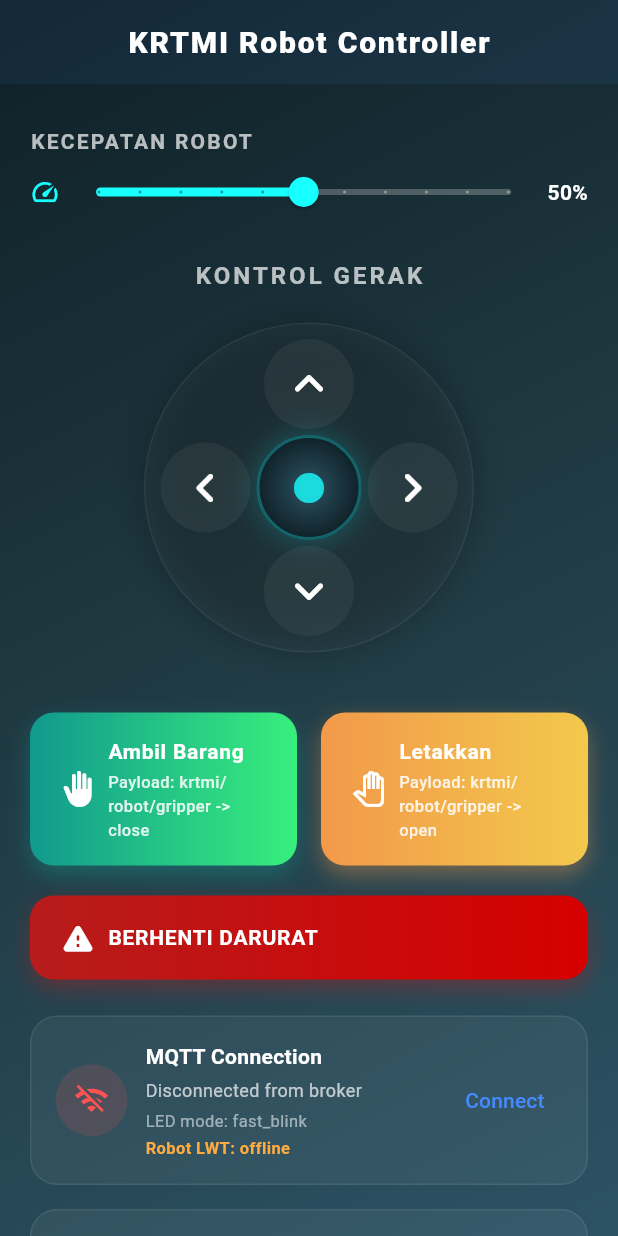
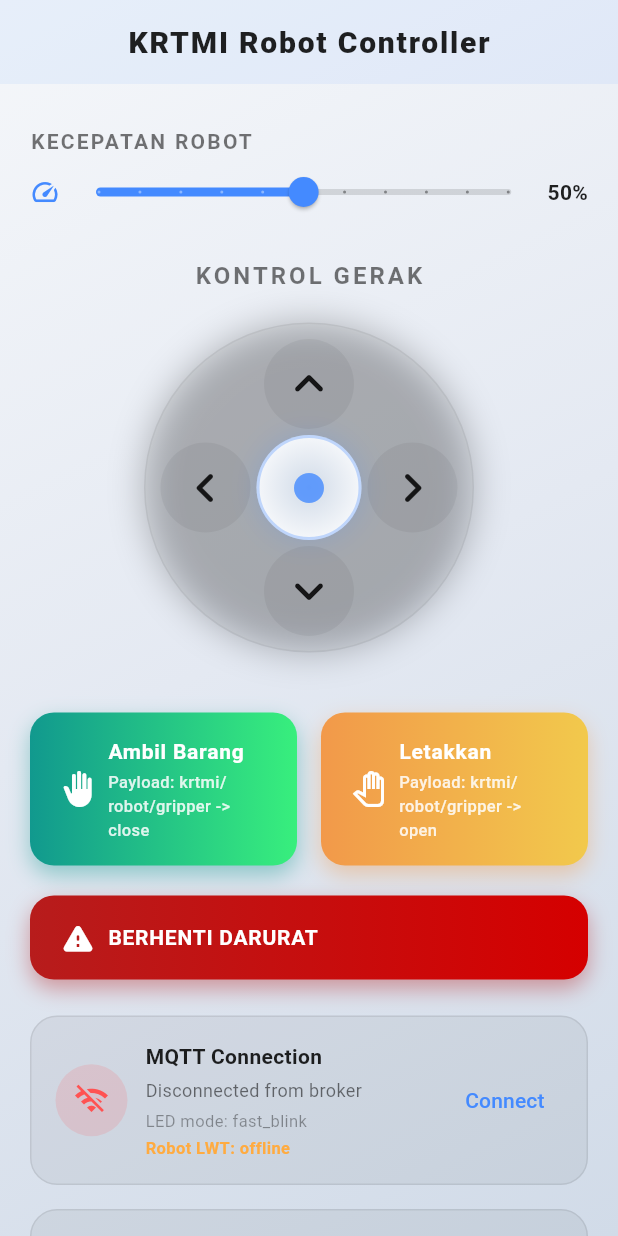
Before and after one commit to nafa13/KRTMI-control, a Flutter app: the screen it shows after launch, scrolled down 576 dp, on a phone screen of 412 x 824 dp. Run offline on Flutter 3.47's test engine with Material 3 defaults, Android fonts, the light colour scheme and no system bars; missing offline and left inert: flutter_mjpeg, mqtt_client.

Commit message:
ganti background

```diff
--- a/lib/main.dart
+++ b/lib/main.dart
@@ -21,12 +21,13 @@ class MyApp extends StatelessWidget {
       title: 'KRTMI Controller',
       debugShowCheckedModeBanner: false,
       theme: ThemeData(
-        brightness: Brightness.dark,
-        primaryColor: Color(0xFF2D2D44),
-        scaffoldBackgroundColor: Color(0xFF1E1E2C),
-        colorScheme: ColorScheme.dark(
+        brightness: Brightness.light,
+        primaryColor: Colors.blueAccent,
+        scaffoldBackgroundColor: Colors.white,
+        colorScheme: ColorScheme.light(
           primary: Colors.blueAccent,
-          secondary: Colors.orange,
+          secondary: Colors.orangeAccent,
+          surface: Colors.white,
         ),
         fontFamily: 'Roboto',
       ),
--- a/lib/mqtt_service.dart
+++ b/lib/mqtt_service.dart
@@ -36,7 +36,7 @@ class MqttService extends ChangeNotifier {
   double? _pendingSpeed;
   Timer? _armBusyTimer;
 
-  final String broker = '10.133.44.216';
+  final String broker = '10.99.235.199';
   final int port = 1883;
 
   List<MqttLogEntry> get logs => List.unmodifiable(_logs);
--- a/lib/screens/home_screen.dart
+++ b/lib/screens/home_screen.dart
@@ -30,7 +30,7 @@ class _HomeScreenState extends State<HomeScreen> {
             fontWeight: FontWeight.w800,
             fontSize: 20,
             letterSpacing: 1.2,
-            color: Colors.white,
+            color: Colors.black87,
           ),
         ),
         centerTitle: true,
@@ -42,9 +42,9 @@ class _HomeScreenState extends State<HomeScreen> {
             begin: Alignment.topLeft,
             end: Alignment.bottomRight,
             colors: [
-              Color(0xFF0F2027),
-              Color(0xFF203A43),
-              Color(0xFF2C5364),
+              Color(0xFFF5F7FA),
+              Color(0xFFE4E9F2),
+              Color(0xFFD1DBE8),
             ],
           ),
         ),
@@ -99,7 +99,7 @@ class _HomeScreenState extends State<HomeScreen> {
                       Text(
                         'KECEPATAN ROBOT',
                         style: TextStyle(
-                          color: Colors.white70,
+                          color: Colors.black54,
                           fontSize: 14,
                           fontWeight: FontWeight.w600,
                           letterSpacing: 1.5,
@@ -107,15 +107,15 @@ class _HomeScreenState extends State<HomeScreen> {
                       ),
                       Row(
                         children: [
-                          Icon(Icons.speed, color: Colors.cyanAccent, size: 20),
+                          Icon(Icons.speed, color: Colors.blueAccent, size: 20),
                           Expanded(
                             child: SliderTheme(
                               data: SliderTheme.of(context).copyWith(
-                                activeTrackColor: Colors.cyanAccent,
-                                inactiveTrackColor: Colors.white24,
-                                thumbColor: Colors.cyanAccent,
+                                activeTrackColor: Colors.blueAccent,
+                                inactiveTrackColor: Colors.black12,
+                                thumbColor: Colors.blueAccent,
                                 overlayColor:
-                                    Colors.cyanAccent.withOpacity(0.2),
+                                    Colors.blueAccent.withOpacity(0.2),
                               ),
                               child: Slider(
                                 value: mqttService.speed.toDouble(),
@@ -131,7 +131,7 @@ class _HomeScreenState extends State<HomeScreen> {
                           ),
                           Text('${mqttService.speed}%',
                               style: TextStyle(
-                                  color: Colors.white,
+                                  color: Colors.black87,
                                   fontWeight: FontWeight.bold)),
                         ],
                       ),
@@ -145,7 +145,7 @@ class _HomeScreenState extends State<HomeScreen> {
                 Text(
                   'KONTROL GERAK',
                   style: TextStyle(
-                    color: Colors.white70,
+                    color: Colors.black54,
                     fontSize: 16,
                     fontWeight: FontWeight.w600,
                     letterSpacing: 2.0,
@@ -236,7 +236,7 @@ class _HomeScreenState extends State<HomeScreen> {
   }
 
   Color _getSensorColor(int distance) {
-    if (distance <= 0) return Colors.cyanAccent; // Default/No data
+    if (distance <= 0) return Colors.blueAccent; // Default/No data
     if (distance < 15) return Colors.redAccent; // Bahaya
     if (distance < 30) return Colors.orangeAccent; // Awas
     return Colors.greenAccent; // Aman
@@ -252,7 +252,7 @@ class _HomeScreenState extends State<HomeScreen> {
         ? Colors.greenAccent
         : isSlowBlink
             ? Colors.orangeAccent
-            : Colors.cyanAccent;
+            : Colors.blueAccent;
 
     final String statusText = isFastBlink
         ? 'FAST BLINK: ESP32 sedang mencari WiFi / MQTT'
@@ -297,7 +297,7 @@ class _HomeScreenState extends State<HomeScreen> {
         borderRadius: BorderRadius.circular(24),
         boxShadow: [
           BoxShadow(
-            color: Colors.cyanAccent.withOpacity(0.15),
+            color: Colors.blueAccent.withOpacity(0.15),
             blurRadius: 20,
             spreadRadius: 2,
             offset: Offset(0, 10),
@@ -311,9 +311,9 @@ class _HomeScreenState extends State<HomeScreen> {
           child: Container(
             padding: EdgeInsets.all(16),
             decoration: BoxDecoration(
-              color: Colors.white.withOpacity(0.05),
+              color: Colors.black87.withOpacity(0.05),
               borderRadius: BorderRadius.circular(24),
-              border: Border.all(color: Colors.white.withOpacity(0.1)),
+              border: Border.all(color: Colors.black87.withOpacity(0.1)),
             ),
             child: Column(
               children: [
@@ -326,8 +326,8 @@ class _HomeScreenState extends State<HomeScreen> {
                     borderRadius: BorderRadius.circular(16),
                     border: Border.all(
                         color: isCameraRunning
-                            ? Colors.cyanAccent.withOpacity(0.5)
-                            : Colors.white24,
+                            ? Colors.blueAccent.withOpacity(0.5)
+                            : Colors.black12,
                         width: 2),
                   ),
                   child: ClipRRect(
@@ -356,13 +356,13 @@ class _HomeScreenState extends State<HomeScreen> {
                               mainAxisAlignment: MainAxisAlignment.center,
                               children: [
                                 Icon(Icons.videocam_off,
-                                    color: Colors.white38, size: 48),
+                                    color: Colors.black26, size: 48),
                                 SizedBox(height: 12),
                                 Text(
                                   'Kamera Tidak Aktif\nTekan tombol Play',
                                   textAlign: TextAlign.center,
                                   style: TextStyle(
-                                      color: Colors.white54, fontSize: 14),
+                                      color: Colors.black38, fontSize: 14),
                                 ),
                               ],
                             ),
@@ -379,21 +379,21 @@ class _HomeScreenState extends State<HomeScreen> {
                         decoration: BoxDecoration(
                           color: Colors.black26,
                           borderRadius: BorderRadius.circular(12),
-                          border: Border.all(color: Colors.white12),
+                          border: Border.all(color: Colors.black12),
                         ),
                         child: TextField(
                           controller: _ipController,
-                          style: TextStyle(color: Colors.white, fontSize: 14),
+                          style: TextStyle(color: Colors.black87, fontSize: 14),
                           decoration: InputDecoration(
                             contentPadding:
                                 EdgeInsets.symmetric(horizontal: 16),
                             hintText: 'Masukkan URL Kamera',
-                            hintStyle: TextStyle(color: Colors.white38),
+                            hintStyle: TextStyle(color: Colors.black26),
                             border: InputBorder.none,
                             icon: Padding(
                               padding: const EdgeInsets.only(left: 12.0),
                               child: Icon(Icons.link,
-                                  color: Colors.cyanAccent, size: 20),
+                                  color: Colors.blueAccent, size: 20),
                             ),
                           ),
                         ),
@@ -415,13 +415,13 @@ class _HomeScreenState extends State<HomeScreen> {
                               ? LinearGradient(
                                   colors: [Colors.redAccent, Colors.deepOrange])
                               : LinearGradient(
-                                  colors: [Colors.cyan, Colors.blueAccent]),
+                                  colors: [Colors.blue, Colors.blueAccent]),
                           borderRadius: BorderRadius.circular(12),
                           boxShadow: [
                             BoxShadow(
                               color: isCameraRunning
                                   ? Colors.redAccent.withOpacity(0.4)
-                                  : Colors.cyan.withOpacity(0.4),
+                                  : Colors.blue.withOpacity(0.4),
                               blurRadius: 10,
                               offset: Offset(0, 4),
                             )
@@ -452,7 +452,7 @@ class _HomeScreenState extends State<HomeScreen> {
     return AnimatedContainer(
       duration: Duration(milliseconds: 300),
       decoration: BoxDecoration(
-        color: Colors.white.withOpacity(0.05),
+        color: Colors.black87.withOpacity(0.05),
         borderRadius: BorderRadius.circular(20),
         border: Border.all(color: iconColor.withOpacity(0.5)),
         boxShadow: [
@@ -483,13 +483,13 @@ class _HomeScreenState extends State<HomeScreen> {
                 SizedBox(height: 16),
                 Text(title,
                     style: TextStyle(
-                        color: Colors.white60,
+                        color: Colors.black45,
                         fontSize: 12,
                         fontWeight: FontWeight.w500)),
                 SizedBox(height: 4),
                 Text(value,
                     style: TextStyle(
-                        color: Colors.white,
+                        color: Colors.black87,
                         fontSize: 20,
                         fontWeight: FontWeight.bold,
                         letterSpacing: 1.0)),
@@ -514,8 +514,8 @@ class _HomeScreenState extends State<HomeScreen> {
           height: 220,
           decoration: BoxDecoration(
             shape: BoxShape.circle,
-            color: Colors.white.withOpacity(0.03),
-            border: Border.all(color: Colors.white.withOpacity(0.05), width: 1),
+            color: Colors.black87.withOpacity(0.03),
+            border: Border.all(color: Colors.black87.withOpacity(0.05), width: 1),
             boxShadow: [
               BoxShadow(color: Colors.black26, blurRadius: 20),
             ],
@@ -530,19 +530,19 @@ class _HomeScreenState extends State<HomeScreen> {
                 decoration: BoxDecoration(
                   shape: BoxShape.circle,
                   gradient: RadialGradient(
-                    colors: [Color(0xFF2C5364), Color(0xFF0F2027)],
+                    colors: [Color(0xFFD1DBE8), Color(0xFFF5F7FA)],
                   ),
                   border: Border.all(
-                      color: Colors.cyanAccent.withOpacity(0.3), width: 2),
+                      color: Colors.blueAccent.withOpacity(0.3), width: 2),
                   boxShadow: [
                     BoxShadow(
-                        color: Colors.cyanAccent.withOpacity(0.2),
+                        color: Colors.blueAccent.withOpacity(0.2),
                         blurRadius: 15,
                         spreadRadius: 1),
                   ],
                 ),
                 child: Icon(Icons.circle,
-                    color: Colors.cyanAccent.withOpacity(0.8), size: 24),
+                    color: Colors.blueAccent.withOpacity(0.8), size: 24),
               ),
               // Arrows
               Positioned(
@@ -589,16 +589,16 @@ class _HomeScreenState extends State<HomeScreen> {
         child: InkWell(
           onTap: () {},
           customBorder: CircleBorder(),
-          splashColor: Colors.cyanAccent.withOpacity(0.3),
-          highlightColor: Colors.cyanAccent.withOpacity(0.1),
+          splashColor: Colors.blueAccent.withOpacity(0.3),
+          highlightColor: Colors.blueAccent.withOpacity(0.1),
           child: Container(
             width: 60,
             height: 60,
             decoration: BoxDecoration(
               shape: BoxShape.circle,
-              color: Colors.white.withOpacity(0.05),
+              color: Colors.black87.withOpacity(0.05),
             ),
-            child: Icon(icon, color: Colors.white, size: 40),
+            child: Icon(icon, color: Colors.black87, size: 40),
           ),
         ),
       ),
@@ -678,9 +678,9 @@ class _HomeScreenState extends State<HomeScreen> {
     return Container(
       padding: EdgeInsets.all(16),
       decoration: BoxDecoration(
-        color: Colors.white.withOpacity(0.05),
+        color: Colors.black87.withOpacity(0.05),
         borderRadius: BorderRadius.circular(18),
-        border: Border.all(color: Colors.white.withOpacity(0.08)),
+        border: Border.all(color: Colors.black87.withOpacity(0.08)),
       ),
       child: Row(
         children: [
@@ -706,7 +706,7 @@ class _HomeScreenState extends State<HomeScreen> {
                 Text(
                   'MQTT Connection',
                   style: TextStyle(
-                    color: Colors.white,
+                    color: Colors.black87,
                     fontWeight: FontWeight.bold,
                     fontSize: 14,
                   ),
@@ -717,7 +717,7 @@ class _HomeScreenState extends State<HomeScreen> {
                       ? 'Connected to ${mqttService.broker}:${mqttService.port}'
                       : 'Disconnected from broker',
                   style: TextStyle(
-                    color: Colors.white70,
+                    color: Colors.black54,
                     fontSize: 12,
                   ),
                 ),
@@ -725,7 +725,7 @@ class _HomeScreenState extends State<HomeScreen> {
                 Text(
                   'LED mode: ${mqttService.ledMode}',
                   style: TextStyle(
-                    color: Colors.white54,
+                    color: Colors.black38,
                     fontSize: 11,
                   ),
                 ),
@@ -764,21 +764,21 @@ class _HomeScreenState extends State<HomeScreen> {
     return Container(
       padding: EdgeInsets.all(16),
       decoration: BoxDecoration(
-        color: Colors.white.withOpacity(0.05),
+        color: Colors.black87.withOpacity(0.05),
         borderRadius: BorderRadius.circular(18),
-        border: Border.all(color: Colors.white.withOpacity(0.08)),
+        border: Border.all(color: Colors.black87.withOpacity(0.08)),
       ),
       child: Column(
         crossAxisAlignment: CrossAxisAlignment.start,
         children: [
           Row(
             children: [
-              Icon(Icons.receipt_long, color: Colors.cyanAccent, size: 20),
+              Icon(Icons.receipt_long, color: Colors.blueAccent, size: 20),
               SizedBox(width: 8),
               Text(
                 'MQTT LOG',
                 style: TextStyle(
-                  color: Colors.white,
+                  color: Colors.black87,
                   fontWeight: FontWeight.bold,
                   fontSize: 14,
                   letterSpacing: 1.0,
@@ -796,7 +796,7 @@ class _HomeScreenState extends State<HomeScreen> {
                     alignment: Alignment.center,
                     child: Text(
                       'Belum ada log MQTT',
-                      style: TextStyle(color: Colors.white54, fontSize: 12),
+                      style: TextStyle(color: Colors.black38, fontSize: 12),
                     ),
                   )
                 : ListView.separated(
@@ -804,7 +804,7 @@ class _HomeScreenState extends State<HomeScreen> {
                     physics: NeverScrollableScrollPhysics(),
                     itemCount: mqttService.logs.length,
                     separatorBuilder: (_, __) =>
-                        Divider(color: Colors.white12, height: 12),
+                        Divider(color: Colors.black12, height: 12),
                     itemBuilder: (context, index) {
                       final entry = mqttService.logs[index];
                       return Row(
@@ -813,7 +813,7 @@ class _HomeScreenState extends State<HomeScreen> {
                           Text(
                             entry.formattedTime,
                             style: TextStyle(
-                              color: Colors.cyanAccent,
+                              color: Colors.blueAccent,
                               fontSize: 11,
                               fontWeight: FontWeight.w600,
                             ),
@@ -823,7 +823,7 @@ class _HomeScreenState extends State<HomeScreen> {
                             child: Text(
                               entry.message,
                               style: TextStyle(
-                                color: Colors.white,
+                                color: Colors.black87,
                                 fontSize: 12,
                                 height: 1.3,
                               ),
```
Also changed, not shown: replace_colors.dart (added, +54 -0 lines), pubspec.lock, 1 other file.
